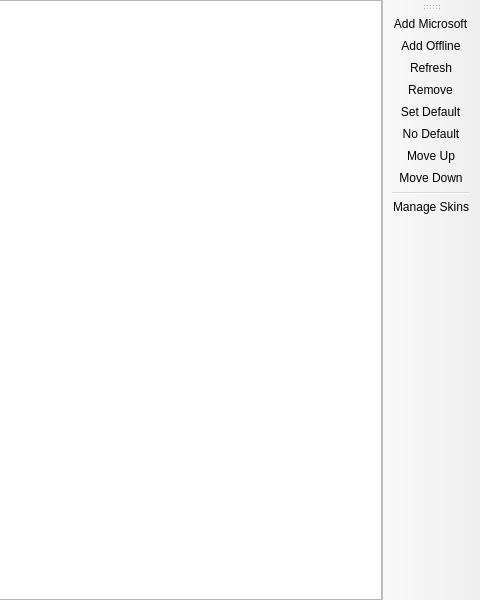
Old version of the form launcher/ui/pages/global/AccountListPage.ui in the repository RADINMNX2/prism-Luncher-Ckrack; both pictures show x 320 to 800 and y 0 to 600 of the 800 by 600 pixel window.
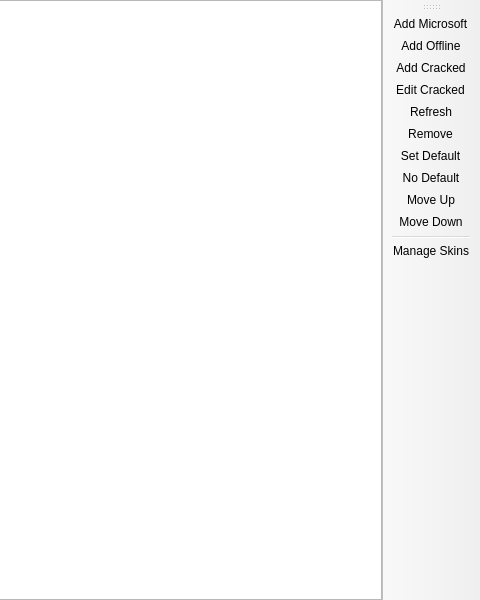
New version of the form. Custom widgets are drawn as their Qt base class.

Commit message:
Add cracked/offline accounts with custom skin & cape
Add a premium dark-styled 'Add/Edit Cracked' section in Settings > Accounts for
offline (cracked) accounts, with:
- editable profile name and locally stored password,
- custom skin PNG (with layers, slim/classic model) and cape PNG uploads,
- CustomSkinLoader LocalSkin injection at launch so other players see the skin/cape on cracked servers.

Introduces MinecraftAccount offline editing helpers, the CrackedAccountDialog,
the OfflineSkinInstall launch step, and offline password persistence in AccountData.

The edit to the form file:
```diff
--- a/launcher/ui/pages/global/AccountListPage.ui
+++ b/launcher/ui/pages/global/AccountListPage.ui
@@ -54,6 +54,8 @@
    </attribute>
    <addaction name="actionAddMicrosoft"/>
    <addaction name="actionAddOffline"/>
+   <addaction name="actionAddCracked"/>
+   <addaction name="actionEditCracked"/>
    <addaction name="actionRefresh"/>
    <addaction name="actionRemove"/>
    <addaction name="actionSetDefault"/>
@@ -94,6 +96,22 @@
     <string>Add &amp;Offline</string>
    </property>
   </action>
+  <action name="actionAddCracked">
+   <property name="text">
+    <string>Add &amp;Cracked</string>
+   </property>
+   <property name="toolTip">
+    <string>Create an offline account with custom skin and cape</string>
+   </property>
+  </action>
+  <action name="actionEditCracked">
+   <property name="text">
+    <string>&amp;Edit Cracked</string>
+   </property>
+   <property name="toolTip">
+    <string>Edit the name, password, skin and cape of an offline account</string>
+   </property>
+  </action>
   <action name="actionRefresh">
    <property name="text">
     <string>&amp;Refresh</string>
```
The commit also changes 12 other files.
